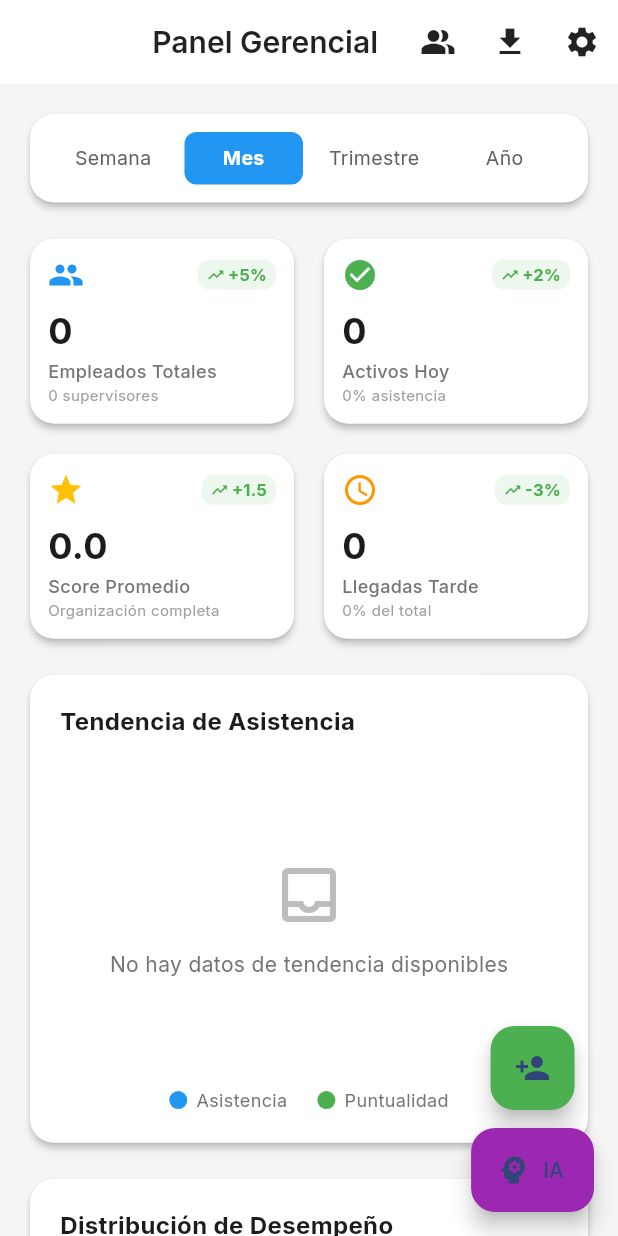
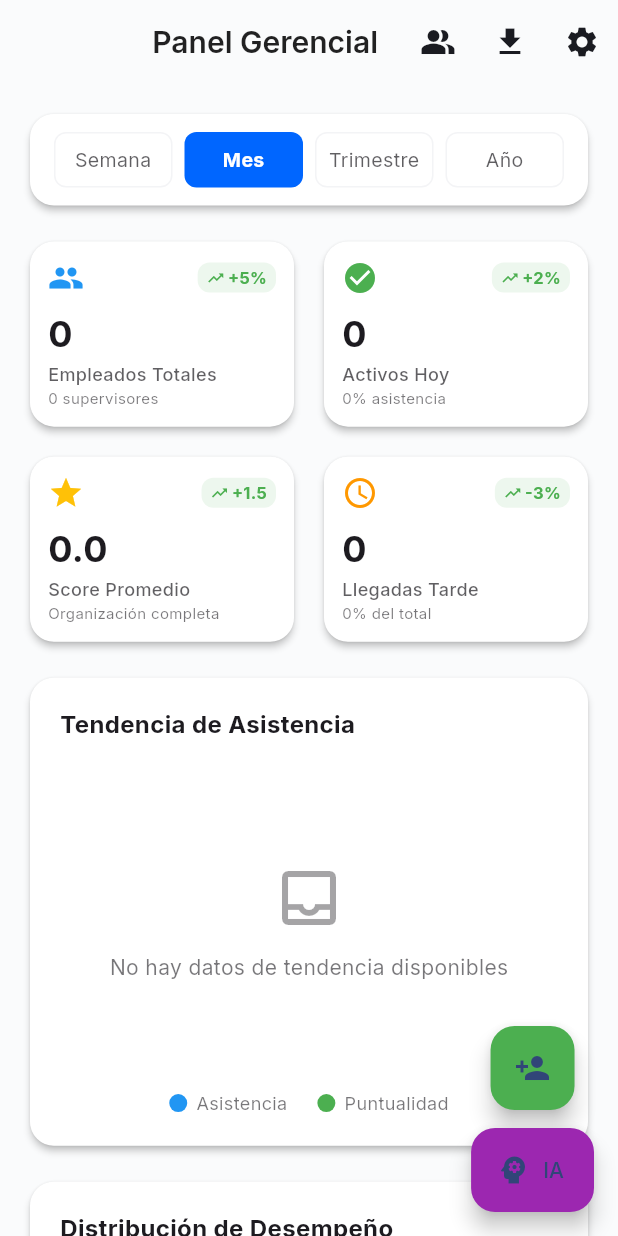
Before and after one commit to DMaTeoG/App_TurnoTrack, a Flutter app: the ManagerDashboardPage screen opened directly with empty values, on a phone screen of 412 x 824 dp. Run offline on Flutter 3.47's test engine with Material 3 defaults, Android fonts, the phone set to English and light mode, and no system bars; our stand-ins replace camera, csv, fl_chart, flutter_animate, flutter_dotenv, flutter_image_compress and 14 more; accounts and stored records are empty.

Commit message:
arreglamos modo oscuro

```diff
--- a/lib/presentation/pages/dashboards/manager_dashboard_page.dart
+++ b/lib/presentation/pages/dashboards/manager_dashboard_page.dart
@@ -24,12 +24,17 @@ class _ManagerDashboardPageState extends ConsumerState<ManagerDashboardPage> {
     // Get real data from provider
     final dateRange = DateRange.currentMonth();
     final kpisAsync = ref.watch(organizationKPIsProvider(dateRange));
+    final theme = Theme.of(context);
+    final colorScheme = theme.colorScheme;
+
     return Scaffold(
-      backgroundColor: Colors.grey[100],
+      backgroundColor: theme.scaffoldBackgroundColor,
       appBar: AppBar(
         title: const Text('Panel Gerencial'),
         elevation: 0,
-        backgroundColor: Colors.white,
+        backgroundColor: colorScheme.surface,
+        foregroundColor: colorScheme.onSurface,
+        surfaceTintColor: Colors.transparent,
         actions: [
           IconButton(
             icon: const Icon(Icons.people_alt),
@@ -121,12 +126,18 @@ class _ManagerDashboardPageState extends ConsumerState<ManagerDashboardPage> {
               const SizedBox(height: 16),
               Text(
                 'Error al cargar KPIs',
-                style: TextStyle(fontSize: 18, color: Colors.grey[600]),
+                style: TextStyle(
+                  fontSize: 18,
+                  color: _mutedTextColor(),
+                ),
               ),
               const SizedBox(height: 8),
               Text(
                 error.toString(),
-                style: TextStyle(fontSize: 14, color: Colors.grey[500]),
+                style: TextStyle(
+                  fontSize: 14,
+                  color: _mutedTextColor(0.6),
+                ),
                 textAlign: TextAlign.center,
               ),
               const SizedBox(height: 16),
@@ -168,6 +179,15 @@ class _ManagerDashboardPageState extends ConsumerState<ManagerDashboardPage> {
   }
 
   Widget _buildPeriodSelector() {
+    final theme = Theme.of(context);
+    final colorScheme = theme.colorScheme;
+    final outlineColor = colorScheme.outlineVariant.withValues(
+      alpha: theme.brightness == Brightness.dark ? 0.4 : 0.2,
+    );
+    final unselectedColor =
+        theme.textTheme.bodyMedium?.color?.withValues(alpha: 0.7) ??
+            Colors.grey.shade700;
+
     return Card(
       elevation: 2,
       child: Padding(
@@ -183,14 +203,21 @@ class _ManagerDashboardPageState extends ConsumerState<ManagerDashboardPage> {
                   margin: const EdgeInsets.symmetric(horizontal: 4),
                   padding: const EdgeInsets.symmetric(vertical: 8),
                   decoration: BoxDecoration(
-                    color: isSelected ? Colors.blue : Colors.transparent,
+                    color: isSelected
+                        ? colorScheme.primary
+                        : Colors.transparent,
                     borderRadius: BorderRadius.circular(8),
+                    border: Border.all(
+                      color: isSelected ? Colors.transparent : outlineColor,
+                    ),
                   ),
                   child: Text(
                     period,
                     textAlign: TextAlign.center,
                     style: TextStyle(
-                      color: isSelected ? Colors.white : Colors.grey[700],
+                      color: isSelected
+                          ? colorScheme.onPrimary
+                          : unselectedColor,
                       fontWeight: isSelected
                           ? FontWeight.bold
                           : FontWeight.normal,
@@ -275,6 +302,14 @@ class _ManagerDashboardPageState extends ConsumerState<ManagerDashboardPage> {
     required String trend,
     required bool trendUp,
   }) {
+    final theme = Theme.of(context);
+    final secondaryText =
+        theme.textTheme.bodyMedium?.color?.withValues(alpha: 0.7) ??
+            Colors.grey.shade600;
+    final tertiaryText =
+        theme.textTheme.bodySmall?.color?.withValues(alpha: 0.6) ??
+            Colors.grey.shade500;
+
     return Card(
       elevation: 2,
       child: Padding(
@@ -335,7 +370,7 @@ class _ManagerDashboardPageState extends ConsumerState<ManagerDashboardPage> {
                title,
                style: TextStyle(
                  fontSize: 12,
-                color: Colors.grey[600],
+                 color: secondaryText,
                  fontWeight: FontWeight.w500,
                ),
               maxLines: 1,
@@ -344,7 +379,7 @@ class _ManagerDashboardPageState extends ConsumerState<ManagerDashboardPage> {
             // Subtitle
             Text(
               subtitle,
-              style: TextStyle(fontSize: 10, color: Colors.grey[500]),
+              style: TextStyle(fontSize: 10, color: tertiaryText),
               maxLines: 1,
               overflow: TextOverflow.ellipsis,
             ),
@@ -430,13 +465,13 @@ class _ManagerDashboardPageState extends ConsumerState<ManagerDashboardPage> {
                           Icon(
                             Icons.inbox_outlined,
                             size: 48,
-                            color: Colors.grey[400],
+                            color: _mutedTextColor(0.4),
                           ),
                           const SizedBox(height: 12),
                           Text(
                             'No hay datos de tendencia disponibles',
                             style: TextStyle(
-                              color: Colors.grey[600],
+                              color: _mutedTextColor(),
                               fontSize: 14,
                             ),
                           ),
@@ -468,7 +503,7 @@ class _ManagerDashboardPageState extends ConsumerState<ManagerDashboardPage> {
                         horizontalInterval: 20,
                         getDrawingHorizontalLine: (value) {
                           return FlLine(
-                            color: Colors.grey[200],
+                            color: _surfaceStrokeColor(),
                             strokeWidth: 1,
                           );
                         },
@@ -572,7 +607,10 @@ class _ManagerDashboardPageState extends ConsumerState<ManagerDashboardPage> {
                       const SizedBox(height: 12),
                       Text(
                         'Error al cargar tendencia',
-                        style: TextStyle(color: Colors.grey[600], fontSize: 14),
+                        style: TextStyle(
+                          color: _mutedTextColor(),
+                          fontSize: 14,
+                        ),
                       ),
                     ],
                   ),
@@ -603,7 +641,10 @@ class _ManagerDashboardPageState extends ConsumerState<ManagerDashboardPage> {
           decoration: BoxDecoration(color: color, shape: BoxShape.circle),
         ),
         const SizedBox(width: 6),
-        Text(label, style: TextStyle(fontSize: 12, color: Colors.grey[600])),
+        Text(
+          label,
+          style: TextStyle(fontSize: 12, color: _mutedTextColor()),
+        ),
       ],
     );
   }
@@ -635,13 +676,13 @@ class _ManagerDashboardPageState extends ConsumerState<ManagerDashboardPage> {
                           Icon(
                             Icons.pie_chart_outline,
                             size: 48,
-                            color: Colors.grey[400],
+                            color: _mutedTextColor(0.4),
                           ),
                           const SizedBox(height: 12),
                           Text(
                             'No hay datos de desempeño disponibles',
                             style: TextStyle(
-                              color: Colors.grey[600],
+                              color: _mutedTextColor(),
                               fontSize: 14,
                             ),
                           ),
@@ -735,7 +776,10 @@ class _ManagerDashboardPageState extends ConsumerState<ManagerDashboardPage> {
                       const SizedBox(height: 12),
               Text(
                 'Error al cargar distribución',
-                        style: TextStyle(color: Colors.grey[600], fontSize: 14),
+                style: TextStyle(
+                  color: _mutedTextColor(),
+                  fontSize: 14,
+                ),
                       ),
                     ],
                   ),
@@ -766,7 +810,7 @@ class _ManagerDashboardPageState extends ConsumerState<ManagerDashboardPage> {
             ),
             Text(
               '$value empleados',
-              style: TextStyle(fontSize: 11, color: Colors.grey[600]),
+              style: TextStyle(fontSize: 11, color: _mutedTextColor()),
             ),
           ],
         ),
@@ -811,13 +855,13 @@ class _ManagerDashboardPageState extends ConsumerState<ManagerDashboardPage> {
                           Icon(
                             Icons.people_outline,
                             size: 48,
-                            color: Colors.grey[400],
+                            color: _mutedTextColor(0.4),
                           ),
                           const SizedBox(height: 12),
                           Text(
                             'No hay supervisores registrados',
                             style: TextStyle(
-                              color: Colors.grey[600],
+                              color: _mutedTextColor(),
                               fontSize: 14,
                             ),
                           ),
@@ -837,7 +881,7 @@ class _ManagerDashboardPageState extends ConsumerState<ManagerDashboardPage> {
 
                     return Card(
                       margin: const EdgeInsets.only(bottom: 8),
-                      color: Colors.grey[50],
+                      color: Theme.of(context).cardColor,
                       child: ListTile(
                         leading: CircleAvatar(
                           backgroundColor: hasTeam ? Colors.blue : Colors.grey,
@@ -852,7 +896,7 @@ class _ManagerDashboardPageState extends ConsumerState<ManagerDashboardPage> {
                               ? '${supervisor.teamSize} personas en equipo'
                               : 'Sin equipo asignado',
                           style: TextStyle(
-                            color: hasTeam ? null : Colors.grey[600],
+                            color: hasTeam ? null : _mutedTextColor(),
                             fontStyle: hasTeam ? null : FontStyle.italic,
                           ),
                         ),
@@ -897,7 +941,10 @@ class _ManagerDashboardPageState extends ConsumerState<ManagerDashboardPage> {
                       const SizedBox(height: 12),
               Text(
                 'Error al cargar supervisores',
-                        style: TextStyle(color: Colors.grey[600], fontSize: 14),
+                style: TextStyle(
+                  color: _mutedTextColor(),
+                  fontSize: 14,
+                ),
               ),
                     ],
                   ),
@@ -936,13 +983,13 @@ class _ManagerDashboardPageState extends ConsumerState<ManagerDashboardPage> {
                         Icon(
                           Icons.business_outlined,
                           size: 48,
-                            color: Colors.grey[400],
+                          color: _mutedTextColor(0.4),
                         ),
                         const SizedBox(height: 12),
                         Text(
                           'No hay datos de áreas disponibles',
                           style: TextStyle(
-                              color: Colors.grey[600],
+                            color: _mutedTextColor(),
                             fontSize: 14,
                           ),
                         ),
@@ -992,7 +1039,10 @@ class _ManagerDashboardPageState extends ConsumerState<ManagerDashboardPage> {
                       const SizedBox(height: 12),
                       Text(
                         'Error al cargar comparativa',
-                        style: TextStyle(color: Colors.grey[600], fontSize: 14),
+                        style: TextStyle(
+                          color: _mutedTextColor(),
+                          fontSize: 14,
+                        ),
                       ),
                     ],
                   ),
@@ -1037,7 +1087,7 @@ class _ManagerDashboardPageState extends ConsumerState<ManagerDashboardPage> {
             child: LinearProgressIndicator(
               value: score / 100,
               minHeight: 8,
-              backgroundColor: Colors.grey[200],
+              backgroundColor: _surfaceStrokeColor(0.2),
               valueColor: AlwaysStoppedAnimation<Color>(color),
             ),
           ),
@@ -1075,7 +1125,10 @@ class _ManagerDashboardPageState extends ConsumerState<ManagerDashboardPage> {
                   const SizedBox(height: 4),
                   Text(
                     '¡Todo está funcionando correctamente!',
-                    style: TextStyle(color: Colors.grey[600], fontSize: 14),
+                    style: TextStyle(
+                      color: _mutedTextColor(),
+                      fontSize: 14,
+                    ),
                   ),
                 ],
               ),
@@ -1165,7 +1218,10 @@ class _ManagerDashboardPageState extends ConsumerState<ManagerDashboardPage> {
               const SizedBox(height: 12),
               Text(
                 'Verificando alertas...',
-                style: TextStyle(color: Colors.grey[600], fontSize: 14),
+                style: TextStyle(
+                  color: _mutedTextColor(),
+                  fontSize: 14,
+                ),
               ),
             ],
           ),
@@ -1181,7 +1237,10 @@ class _ManagerDashboardPageState extends ConsumerState<ManagerDashboardPage> {
               const SizedBox(height: 12),
               Text(
                 'Error al cargar alertas',
-                style: TextStyle(color: Colors.grey[600], fontSize: 14),
+                style: TextStyle(
+                  color: _mutedTextColor(),
+                  fontSize: 14,
+                ),
               ),
             ],
           ),
@@ -1195,25 +1254,32 @@ class _ManagerDashboardPageState extends ConsumerState<ManagerDashboardPage> {
     showDialog(
       context: context,
       barrierDismissible: false,
-      builder: (context) => const Center(
+      builder: (context) => Center(
         child: Card(
           child: Padding(
-            padding: EdgeInsets.all(24),
+            padding: const EdgeInsets.all(24),
             child: Column(
               mainAxisSize: MainAxisSize.min,
               children: [
-                CircularProgressIndicator(),
-                SizedBox(height: 16),
-                Text('Generando análisis estratégico...'),
-                SizedBox(height: 8),
+                const CircularProgressIndicator(),
+                const SizedBox(height: 16),
+                const Text('Generando análisis estratégico...'),
+                const SizedBox(height: 8),
                 Row(
                   mainAxisSize: MainAxisSize.min,
                   children: [
-                    Icon(Icons.auto_awesome, size: 16, color: Colors.orange),
-                    SizedBox(width: 4),
+                    const Icon(Icons.auto_awesome, size: 16, color: Colors.orange),
+                    const SizedBox(width: 4),
                     Text(
                       'Powered by Google Gemini',
-                      style: TextStyle(fontSize: 12, color: Colors.grey),
+                      style: TextStyle(
+                        fontSize: 12,
+                        color: Theme.of(context)
+                            .textTheme
+                            .bodySmall
+                            ?.color
+                            ?.withValues(alpha: 0.7),
+                      ),
                     ),
                   ],
                 ),
@@ -1356,4 +1422,17 @@ class _ManagerDashboardPageState extends ConsumerState<ManagerDashboardPage> {
       );
     }
   }
+
+  Color _mutedTextColor([double opacity = 0.6]) {
+    final theme = Theme.of(context);
+    final base = theme.textTheme.bodyMedium?.color ??
+        (theme.brightness == Brightness.dark ? Colors.white : Colors.black87);
+    final double alpha = opacity.clamp(0.0, 1.0).toDouble();
+    return base.withValues(alpha: alpha);
   }
+
+  Color _surfaceStrokeColor([double opacity = 0.12]) {
+    final theme = Theme.of(context);
+    return theme.colorScheme.onSurface.withValues(alpha: opacity);
+  }
+}
```
Also changed, not shown: lib/presentation/pages/dashboards/supervisor_dashboard_page.dart (+73 -31 lines). Lines whose indentation alone changed are shown as unchanged.
